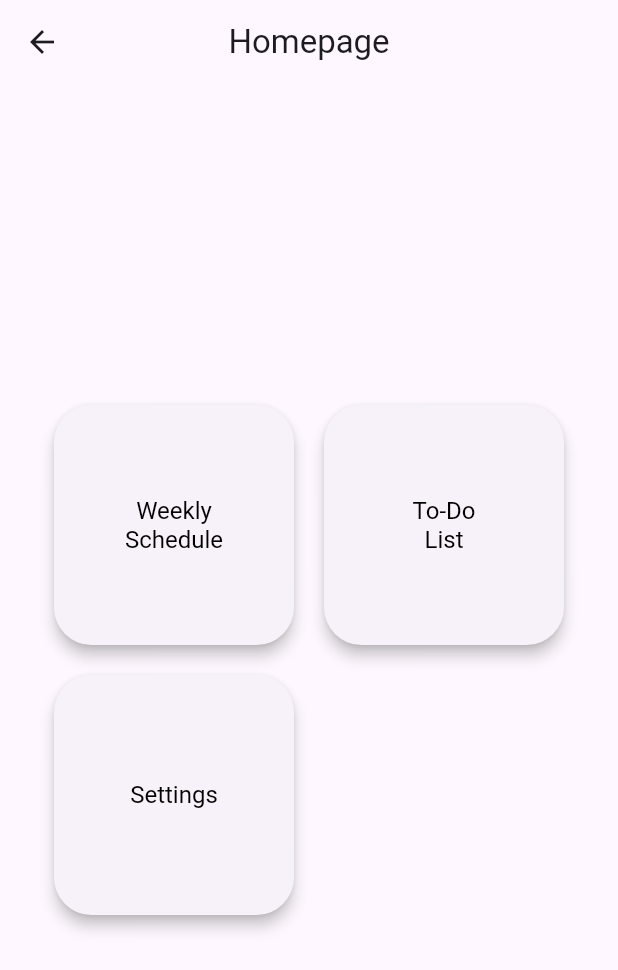
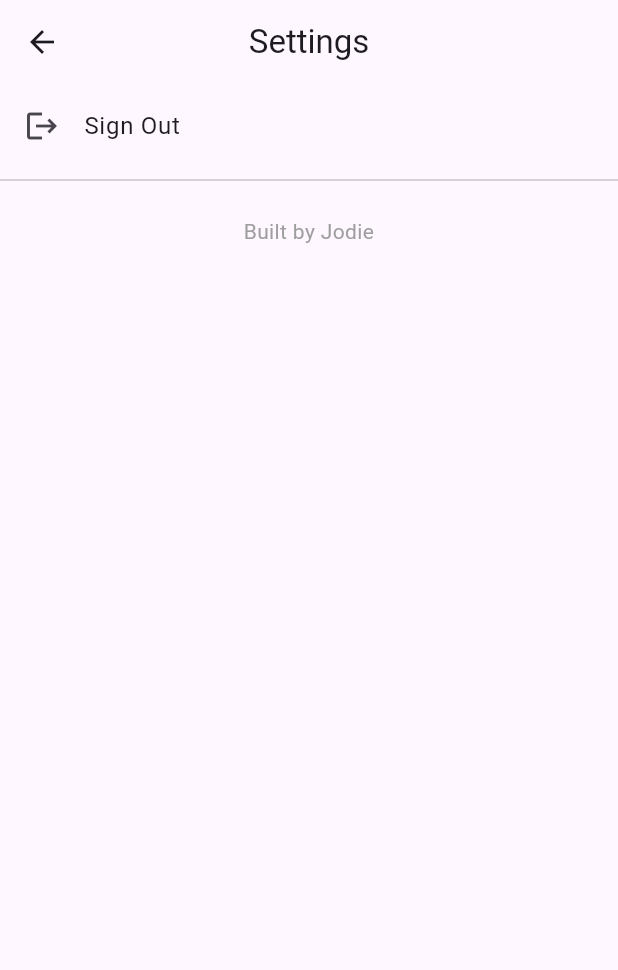
Before and after one commit to jodiele/flutter_mobile_development_bootstrap, a Flutter app: the HomePage screen opened by its route, after a tap on "Settings", on a phone screen of 412 x 824 dp. Shown: the top 970 px of the screen. Run offline on Flutter 3.47's test engine with Material 3 defaults, Android fonts, the phone set to English and light mode, and no system bars; our stand-ins replace firebase_auth, firebase_core; accounts and stored records are empty; generated files the repository leaves out were written again.

Commit message:
edited settings_page with sign out feature

```diff
--- a/lib/main.dart
+++ b/lib/main.dart
@@ -8,7 +8,7 @@
 import 'pages/home_page.dart';
 import 'pages/weekly_schedule_page.dart';
 import 'pages/todo_page.dart';
-//import 'pages/settings_page.dart';
+import 'pages/settings_page.dart';
 
 
 void main() async {
@@ -36,7 +36,7 @@
         '/home': (context) => const HomePage(),
         '/weekly': (context) => const WeeklySchedulePage(),
         '/todo': (context) => const ToDoPage(),
-        //'/settings': (context) => const SettingsPage(),
+        '/settings': (context) => const SettingsPage(),
       },
     );
   }
--- a/lib/pages/settings_page.dart
+++ b/lib/pages/settings_page.dart
@@ -0,0 +1,44 @@
+import 'package:flutter/material.dart';
+import 'package:firebase_auth/firebase_auth.dart';
+
+class SettingsPage extends StatelessWidget {
+  const SettingsPage({super.key});
+
+  // signing out method
+  void _signOut(BuildContext context) async {
+    final navigator = Navigator.of(context); // capturing nav object before logging out
+    await FirebaseAuth.instance.signOut(); // logs out user with firebase auth
+    navigator.pushNamedAndRemoveUntil('/login', (route) => false); // clears nav stack, so when going back to the login screen
+  }
+
+  // ui
+  @override
+  Widget build(BuildContext context) {
+    return Scaffold(
+      appBar: AppBar(
+        title: const Text('Settings'),
+        centerTitle: true,
+      ),
+      body: ListView(
+        children: [
+          // sign out
+          ListTile(
+            leading: const Icon(Icons.logout), // added icon
+            title: const Text('Sign Out'),
+            onTap: () => _signOut(context), // calls method
+          ),
+
+          const Divider(),
+          const Padding(
+            padding: EdgeInsets.all(16.0),
+            child: Text(
+              'Built by Jodie',
+              textAlign: TextAlign.center,
+              style: TextStyle(color: Colors.grey),
+            ),
+          ),
+        ],
+      ),
+    );
+  }
+}
```
